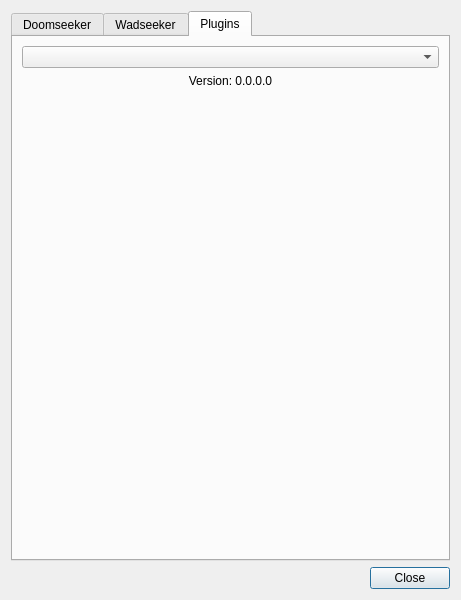
Old version of the form src/core/gui/aboutdialog.ui in the repository Destroyerrrocket/doomseeker-unofficial.
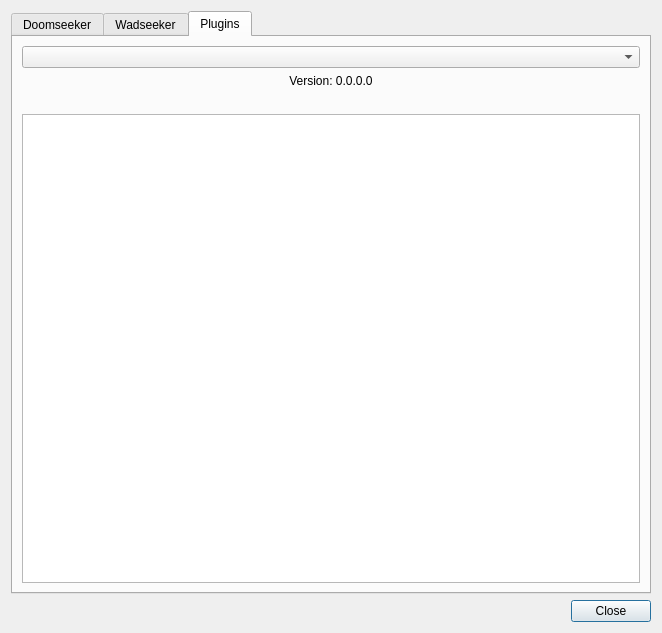
New version of the form. The open tabs and pages were chosen to show the change. Icons and pictures are not drawn.

Commit message: - Add support for textboxes in "about" dialogs of plugins

Patch:
```diff
--- a/src/core/gui/aboutdialog.ui
+++ b/src/core/gui/aboutdialog.ui
@@ -6,8 +6,8 @@
    <rect>
     <x>0</x>
     <y>0</y>
-    <width>411</width>
-    <height>600</height>
+    <width>662</width>
+    <height>633</height>
    </rect>
   </property>
   <property name="windowTitle">
@@ -545,17 +545,11 @@
           </widget>
          </item>
          <item>
-          <spacer name="verticalSpacer_3">
-           <property name="orientation">
-            <enum>Qt::Vertical</enum>
+          <widget class="QPlainTextEdit" name="pluginDescription">
+           <property name="plainText">
+            <string/>
            </property>
-           <property name="sizeHint" stdset="0">
-            <size>
-             <width>20</width>
-             <height>40</height>
-            </size>
-           </property>
-          </spacer>
+          </widget>
          </item>
         </layout>
        </item>
```
Left out of the diff: 2 changed lines with no effect on the pictures. The commit also changes 19 other files.
